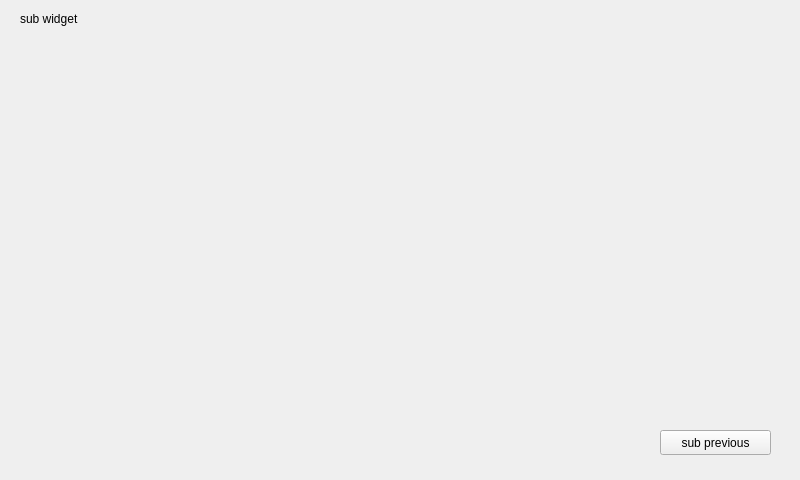
Above: form_sub.ui from daekwon00/qt_dev before the change. Below: the same form after it.
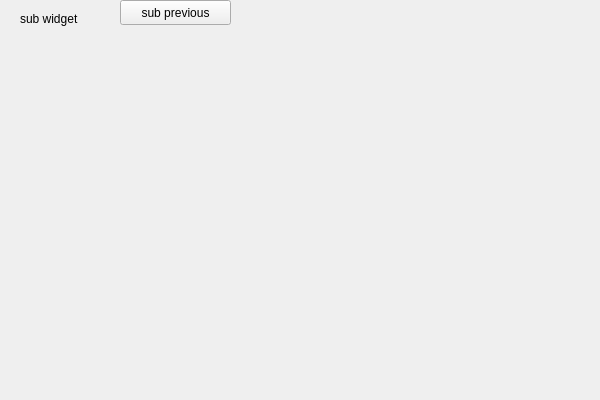
That is the form after the change.

The edit to the form file:
```diff
--- a/form_sub.ui
+++ b/form_sub.ui
@@ -6,8 +6,8 @@
    <rect>
     <x>0</x>
     <y>0</y>
-    <width>800</width>
-    <height>480</height>
+    <width>600</width>
+    <height>400</height>
    </rect>
   </property>
   <property name="windowTitle">
@@ -16,8 +16,8 @@
   <widget class="QPushButton" name="pushButton_2">
    <property name="geometry">
     <rect>
-     <x>660</x>
-     <y>430</y>
+     <x>120</x>
+     <y>0</y>
      <width>111</width>
      <height>25</height>
     </rect>
```
